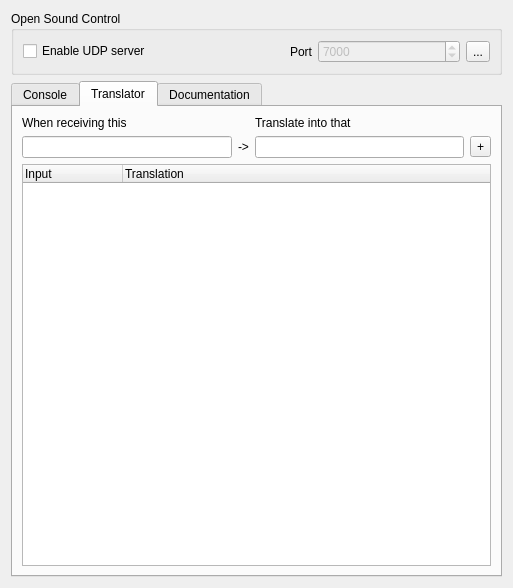
The window that src/OpenSoundControlTranslator.ui (markus-wa/glmixer-mirror) describes before a commit, drawn with Qt 5.
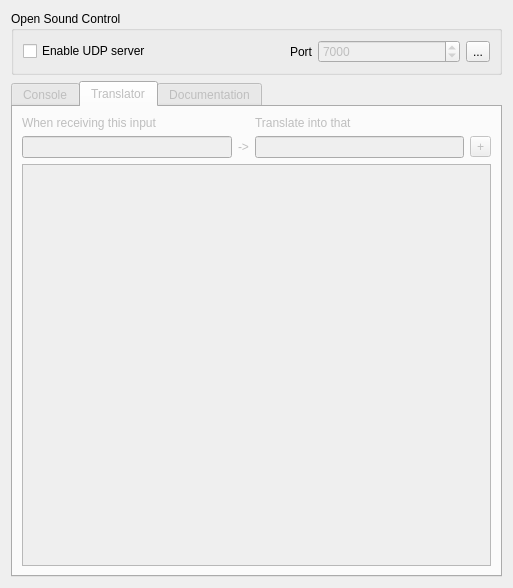
The same window after the commit. The open tabs and pages were chosen to show the change. Icons and pictures are not drawn.

Commit message: Working implementation of OSC Translator and GUI.

Patch:
```diff
--- a/src/OpenSoundControlTranslator.ui
+++ b/src/OpenSoundControlTranslator.ui
@@ -72,6 +72,9 @@
    </item>
    <item>
     <widget class="QTabWidget" name="tabWidget">
+     <property name="enabled">
+      <bool>false</bool>
+     </property>
      <property name="currentIndex">
       <number>0</number>
      </property>
@@ -137,7 +140,7 @@
          <item row="0" column="0">
           <widget class="QLabel" name="whatbefore">
            <property name="text">
-            <string>When receiving this</string>
+            <string>When receiving this input</string>
            </property>
           </widget>
          </item>
@@ -171,35 +174,37 @@
         </layout>
        </item>
        <item>
-        <widget class="QTreeWidget" name="tableTranslation">
+        <widget class="QTableView" name="tableTranslation">
+         <property name="editTriggers">
+          <set>QAbstractItemView::DoubleClicked|QAbstractItemView::EditKeyPressed</set>
+         </property>
+         <property name="tabKeyNavigation">
+          <bool>false</bool>
+         </property>
+         <property name="showDropIndicator" stdset="0">
+          <bool>false</bool>
+         </property>
          <property name="selectionMode">
           <enum>QAbstractItemView::SingleSelection</enum>
          </property>
          <property name="selectionBehavior">
           <enum>QAbstractItemView::SelectRows</enum>
          </property>
-         <property name="itemsExpandable">
+         <attribute name="horizontalHeaderHighlightSections">
+          <bool>false</bool>
+         </attribute>
+         <attribute name="horizontalHeaderStretchLastSection">
           <bool>true</bool>
-         </property>
-         <property name="wordWrap">
-          <bool>true</bool>
-         </property>
-         <property name="expandsOnDoubleClick">
-          <bool>true</bool>
-         </property>
-         <attribute name="headerStretchLastSection">
-          <bool>true</bool>
          </attribute>
-         <column>
-          <property name="text">
-           <string>Input</string>
-          </property>
-         </column>
-         <column>
-          <property name="text">
-           <string>Translation</string>
-          </property>
-         </column>
+         <attribute name="verticalHeaderVisible">
+          <bool>false</bool>
+         </attribute>
+         <attribute name="verticalHeaderCascadingSectionResizes">
+          <bool>false</bool>
+         </attribute>
+         <attribute name="verticalHeaderHighlightSections">
+          <bool>false</bool>
+         </attribute>
         </widget>
        </item>
       </layout>
```
Left out of the diff: 63 changed lines with no effect on the pictures. The commit also changes 5 other files.
